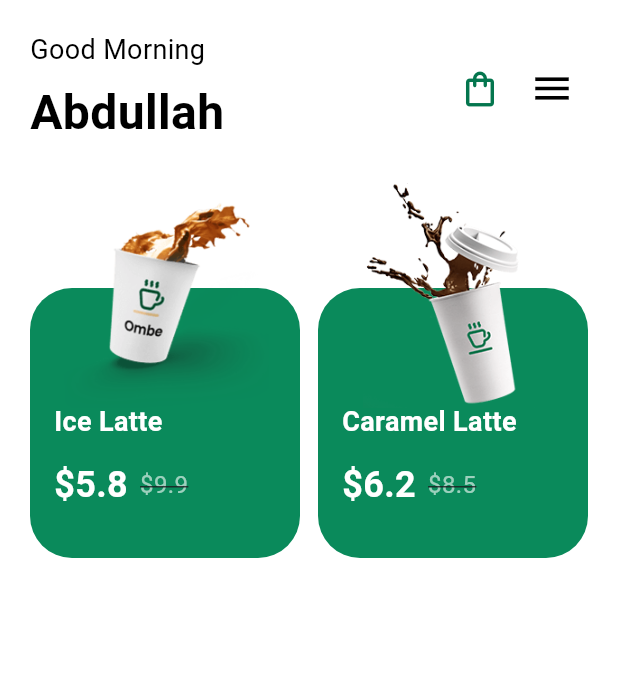
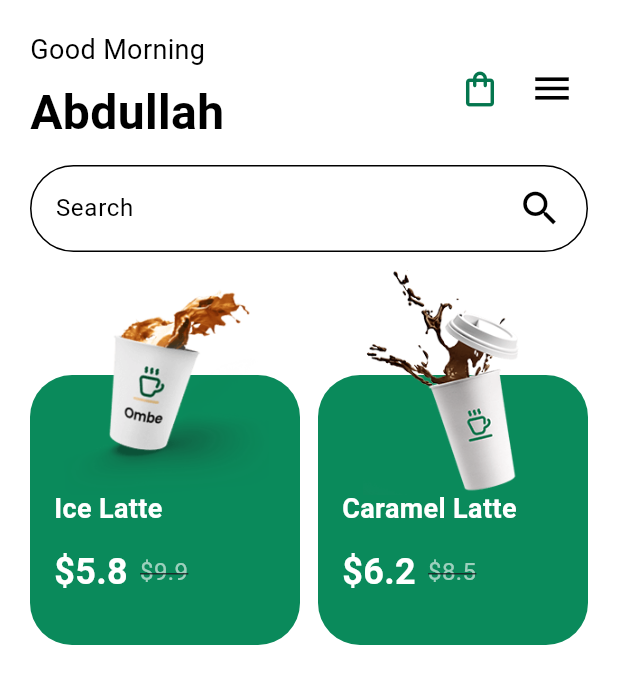
Before and after one commit to abdullahbaspinar/coffe_app, a Flutter app: the screen it shows after launch, on a phone screen of 412 x 824 dp. Shown: the top 684 px of the screen. Run offline on Flutter 3.47's test engine with Material 3 defaults, Android fonts, the light colour scheme and no system bars; our stand-ins replace flutter_svg.

Commit message:
home page ,search bar add

```diff
--- a/lib/view/home/home_page.dart
+++ b/lib/view/home/home_page.dart
@@ -55,22 +55,22 @@ class _HomePageState extends State<HomePage> {
   Widget build(BuildContext context) {
     return Scaffold(
       backgroundColor: AppColors.backgroundColor,
-      body: SafeArea(child: Padding(padding: EdgeInsetsGeometry.all(20),
+      body: SafeArea(
+        child: Padding(
+          padding: EdgeInsetsGeometry.all(20),
           child: Column(
             crossAxisAlignment: CrossAxisAlignment.start,
             children: [
               _buildHeader,
-          SizedBox(height: 24,),
-          _buildBody
+              SizedBox(height: 12),
+              _buildSearchbar,
+              SizedBox(height: 12),
+              _buildBody,
             ],
-      ),),)
-
-
+          ),
+        ),
+      ),
     );
-  }
-
-  AppBar get _buildAppBar {
-    return AppBar(title: const Text("Anasayfa", textAlign: TextAlign.start));
   }
 
   Widget get _buildHeader {
@@ -107,9 +107,7 @@ class _HomePageState extends State<HomePage> {
             ),
             IconButton(
               onPressed: () {},
-              icon: const Icon(Icons.menu,
-              size: 30,
-             color: Colors.black),
+              icon: const Icon(Icons.menu, size: 30, color: Colors.black),
             ),
           ],
         ),
@@ -117,9 +115,34 @@ class _HomePageState extends State<HomePage> {
     );
   }
 
+  Widget get _buildSearchbar {
+    return Container(
+      height: 58,
+      padding: EdgeInsets.symmetric(horizontal: 16),
+      decoration: BoxDecoration(
+        color: Colors.transparent,
+        borderRadius: BorderRadius.circular(30),
+        border: Border.all(color: Colors.black, width: 1),
+      ),
+      child: const Row(
+        children: [
+          Expanded(
+            child: TextField(
+              decoration: InputDecoration(
+                hintText: "Search",
+                border: InputBorder.none,
+                hintStyle: TextStyle(fontSize: 16, color: Colors.black),
+              ),
+            ),
+          ),
+          Icon(Icons.search, color: Colors.black, size: 30),
+        ],
+      ),
+    );
+  }
+
   Widget get _buildBody {
-    return
-       SizedBox(
+    return SizedBox(
       height: 270,
       child: ListView.builder(
         scrollDirection: Axis.horizontal,
@@ -140,6 +163,5 @@ class _HomePageState extends State<HomePage> {
         },
       ),
     );
-
   }
 }
```
Lines whose indentation alone changed are shown as unchanged.
